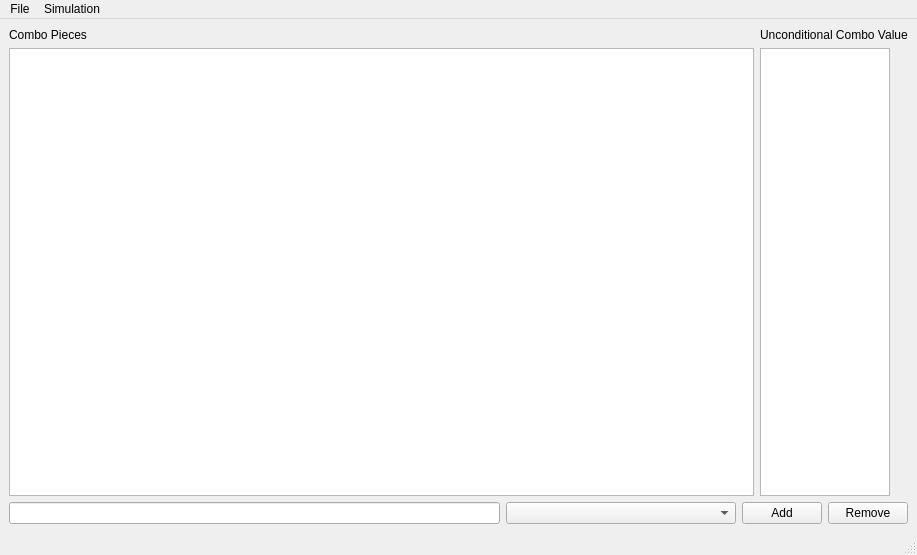
This is comboeditorwindow.ui in Inexorably/gwentCalc as Qt 5 draws it before an edit. The edited form follows.
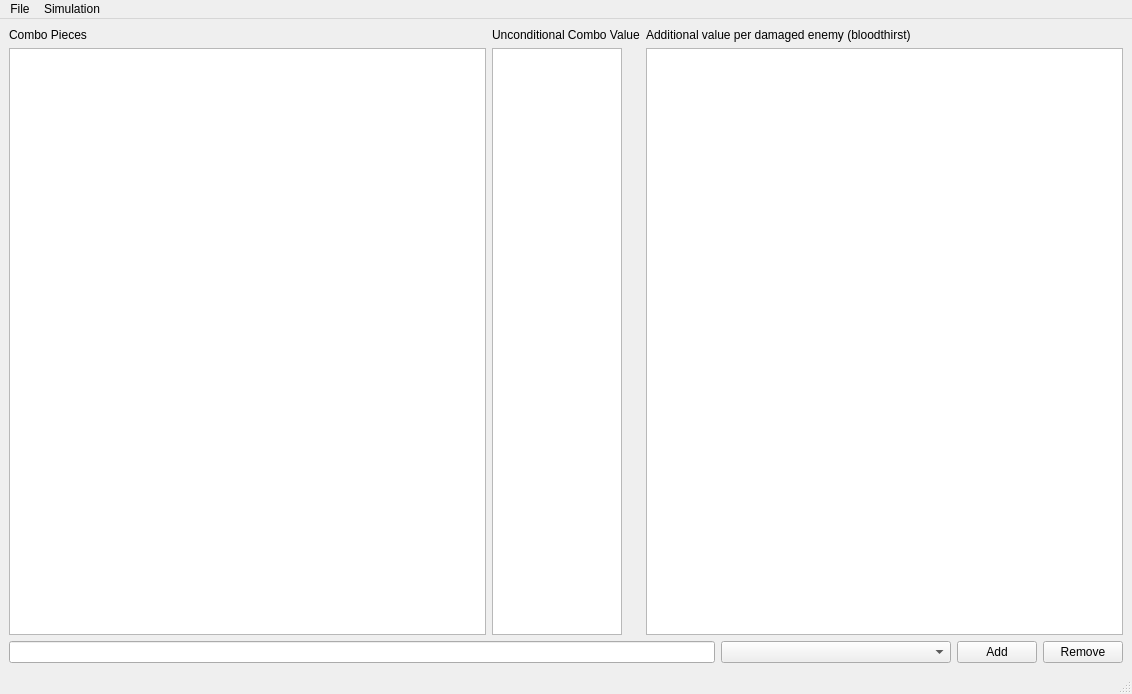
This is the edited form.

Commit message: Implementation of damaged conditional

```diff
--- a/comboeditorwindow.ui
+++ b/comboeditorwindow.ui
@@ -6,8 +6,8 @@
    <rect>
     <x>0</x>
     <y>0</y>
-    <width>917</width>
-    <height>555</height>
+    <width>1132</width>
+    <height>694</height>
    </rect>
   </property>
   <property name="windowTitle">
@@ -42,7 +42,10 @@
       </property>
      </widget>
     </item>
-    <item row="2" column="0" colspan="2">
+    <item row="1" column="2">
+     <widget class="QTableWidget" name="damagedTableWidget"/>
+    </item>
+    <item row="2" column="0" colspan="3">
      <layout class="QHBoxLayout" name="horizontalLayout_3">
       <item>
        <widget class="QLineEdit" name="cardSelectionLineEdit"/>
@@ -77,6 +80,13 @@
       </item>
      </layout>
     </item>
+    <item row="0" column="2">
+     <widget class="QLabel" name="label">
+      <property name="text">
+       <string>Additional value per damaged enemy (bloodthirst)</string>
+      </property>
+     </widget>
+    </item>
    </layout>
   </widget>
   <widget class="QMenuBar" name="menubar">
@@ -84,8 +94,8 @@
     <rect>
      <x>0</x>
      <y>0</y>
-     <width>917</width>
-     <height>20</height>
+     <width>1132</width>
+     <height>25</height>
     </rect>
    </property>
    <widget class="QMenu" name="menuFile">
```
The commit also changes 15 other files.
